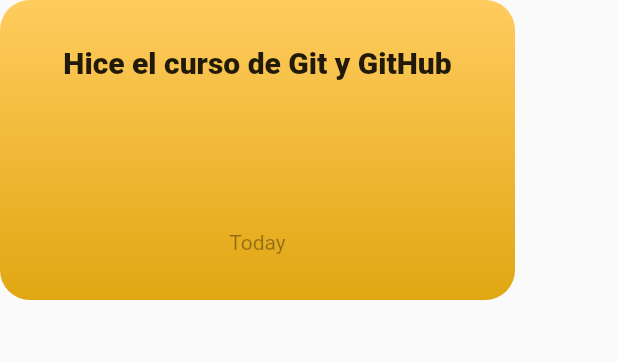
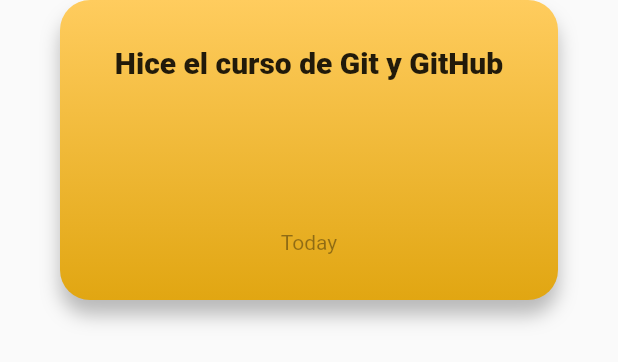
Before and after one commit to sebasbeleno/IG-Skills, a Flutter app: the SkillsCard widget shown alone on an empty page, opened directly, on a phone screen of 412 x 824 dp. Shown: the top 362 px of the screen. Run offline on Flutter 3.47's test engine with Material 2 defaults, Android fonts, the phone set to English and light mode, and no system bars; network calls fail; statements that could not run were skipped.

Commit message:
Scrol Card's

```diff
--- a/lib/src/components/skills_card.dart
+++ b/lib/src/components/skills_card.dart
@@ -3,12 +3,15 @@ import 'package:flutter/material.dart';
 class SkillsCard extends StatelessWidget {
   @override
   Widget build(BuildContext context) {
-    final _card = Stack(
-      children: <Widget>[
+    final _card = Stack(children: <Widget>[
       Container(
         width: MediaQuery.of(context).size.width / 1.2,
         height: 200,
+        margin: EdgeInsets.only(left: 40, right: 40),
         decoration: BoxDecoration(
+            boxShadow: <BoxShadow>[
+              BoxShadow(color: Colors.black26, offset: Offset(0, 10), blurRadius: 10)
+            ],
             gradient: LinearGradient(
                 begin: Alignment.topCenter,
                 end: Alignment.bottomCenter,
@@ -21,17 +24,23 @@ class SkillsCard extends StatelessWidget {
           mainAxisAlignment: MainAxisAlignment.center,
           children: <Widget>[
             Container(
-                child: Text("Hice el curso de Git y GitHub", style: TextStyle(fontSize: 20),),
+              child: Text(
+                "Hice el curso de Git y GitHub",
+                style: TextStyle(fontSize: 20),
+              ),
               margin: EdgeInsets.only(bottom: 100),
             ),
             Container(
-                child: Text("Today", style: TextStyle(fontFamily: "RobotoRegular", color: Colors.black38),),
+              child: Text(
+                "Today",
+                style: TextStyle(
+                    fontFamily: "RobotoRegular", color: Colors.black38),
+              ),
             )
           ],
         ),
       ),
-      ]
-    );
+    ]);
 
     return _card;
   }
```
Also changed, not shown: lib/src/pages/home.dart (+52 -38 lines). Lines whose indentation alone changed are shown as unchanged.
